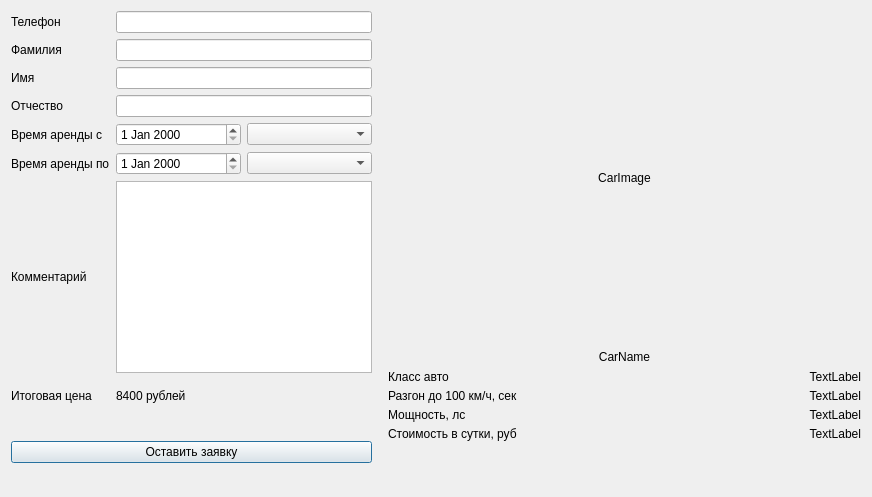
Before: the Qt Designer form ViewModels/MainApplicationViewModels/NestedViewModels/CarCard/carreservationform.ui in SisAdminNsk/CarRentalClient, drawn with Qt 5.
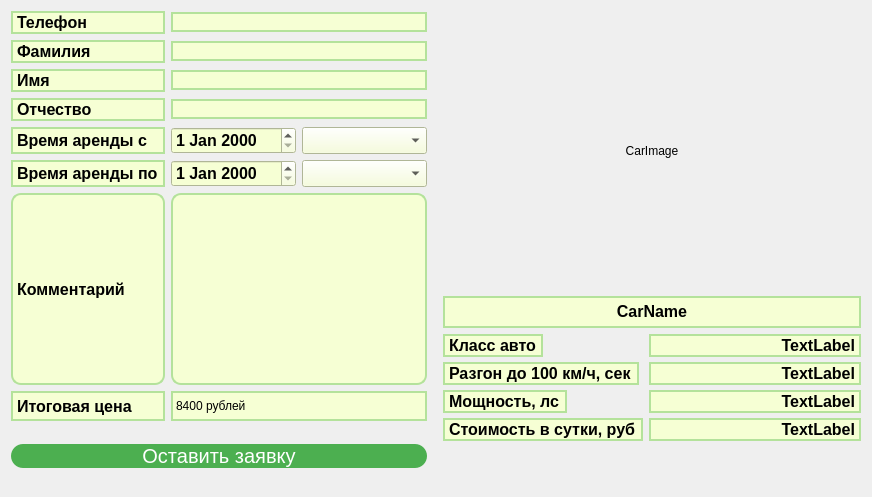
After: the same form once the commit is applied. Icons and pictures are not drawn.

```diff
--- a/ViewModels/MainApplicationViewModels/NestedViewModels/CarCard/carreservationform.ui
+++ b/ViewModels/MainApplicationViewModels/NestedViewModels/CarCard/carreservationform.ui
@@ -11,7 +11,14 @@
    </rect>
   </property>
   <property name="windowTitle">
-   <string>Dialog</string>
+   <string>CarRentalClient/CreateCarOrder</string>
+  </property>
+  <property name="windowIcon">
+   <iconset resource="../../../../resources.qrc">
+    <normaloff>:/media/Media/carsharingLogo.png</normaloff>:/media/Media/carsharingLogo.png</iconset>
+  </property>
+  <property name="styleSheet">
+   <string notr="true"/>
   </property>
   <layout class="QGridLayout" name="gridLayout_2">
    <item row="0" column="0">
@@ -19,10 +26,28 @@
      <item>
       <layout class="QGridLayout" name="gridLayout" rowstretch="0,0,0,0,0,0,0,0,0,0" columnstretch="1,0" rowminimumheight="0,0,0,0,0,0,0,0,0,0">
        <item row="3" column="1">
-        <widget class="QLineEdit" name="patronymicEdit"/>
+        <widget class="QLineEdit" name="patronymicEdit">
+         <property name="styleSheet">
+          <string notr="true">QLineEdit {
+	border: 1.5px solid rgb(180,226,155);
+	border-radius: 50px;
+	background-color: rgb(246, 255, 212);
+}</string>
+         </property>
+        </widget>
        </item>
        <item row="4" column="0">
         <widget class="QLabel" name="label_11">
+         <property name="styleSheet">
+          <string notr="true">QLabel {
+	border: 1.5px solid rgb(180,226,155);
+	border-radius: 50px;
+	background-color: rgb(246, 255, 212);
+}QLabel{
+	font-size: 12pt;
+	font-weight: 600;
+}</string>
+         </property>
          <property name="text">
           <string>Время аренды с</string>
          </property>
@@ -30,6 +55,16 @@
        </item>
        <item row="5" column="0">
         <widget class="QLabel" name="label_12">
+         <property name="styleSheet">
+          <string notr="true">QLabel {
+	border: 1.5px solid rgb(180,226,155);
+	border-radius: 50px;
+	background-color: rgb(246, 255, 212);
+}QLabel{
+	font-size: 12pt;
+	font-weight: 600;
+}</string>
+         </property>
          <property name="text">
           <string>Время аренды по</string>
          </property>
@@ -37,6 +72,16 @@
        </item>
        <item row="1" column="0">
         <widget class="QLabel" name="label_3">
+         <property name="styleSheet">
+          <string notr="true">QLabel {
+	border: 1.5px solid rgb(180,226,155);
+	border-radius: 50px;
+	background-color: rgb(246, 255, 212);
+}QLabel{
+	font-size: 12pt;
+	font-weight: 600;
+}</string>
+         </property>
          <property name="text">
           <string>Фамилия</string>
          </property>
@@ -44,13 +89,32 @@
        </item>
        <item row="0" column="0">
         <widget class="QLabel" name="label">
+         <property name="styleSheet">
+          <string notr="true">QLabel {
+	border: 1.5px solid rgb(180,226,155);
+	border-radius: 50px;
+	background-color: rgb(246, 255, 212);
+}
+QLabel{
+	font-size: 12pt;
+	font-weight: 600;
+}</string>
+         </property>
          <property name="text">
           <string>Телефон</string>
          </property>
         </widget>
        </item>
        <item row="2" column="1">
-        <widget class="QLineEdit" name="firstnameEdit"/>
+        <widget class="QLineEdit" name="firstnameEdit">
+         <property name="styleSheet">
+          <string notr="true">QLineEdit {
+	border: 1.5px solid rgb(180,226,155);
+	border-radius: 50px;
+	background-color: rgb(246, 255, 212);
+}</string>
+         </property>
+        </widget>
        </item>
        <item row="6" column="1">
         <widget class="QTextEdit" name="commentEdit">
@@ -60,13 +124,38 @@
            <verstretch>0</verstretch>
           </sizepolicy>
          </property>
+         <property name="styleSheet">
+          <string notr="true">QTextEdit {
+	border: 1.5px solid rgb(180,226,155);
+	border-radius: 10px;
+	background-color: rgb(246, 255, 212);
+}</string>
+         </property>
         </widget>
        </item>
        <item row="1" column="1">
-        <widget class="QLineEdit" name="surnameEdit"/>
+        <widget class="QLineEdit" name="surnameEdit">
+         <property name="styleSheet">
+          <string notr="true">QLineEdit {
+	border: 1.5px solid rgb(180,226,155);
+	border-radius: 50px;
+	background-color: rgb(246, 255, 212);	
+}</string>
+         </property>
+        </widget>
        </item>
        <item row="3" column="0">
         <widget class="QLabel" name="label_7">
+         <property name="styleSheet">
+          <string notr="true">QLabel {
+	border: 1.5px solid rgb(180,226,155);
+	border-radius: 50px;
+	background-color: rgb(246, 255, 212);
+}QLabel{
+	font-size: 12pt;
+	font-weight: 600;
+}</string>
+         </property>
          <property name="text">
           <string>Отчество</string>
          </property>
@@ -74,6 +163,16 @@
        </item>
        <item row="7" column="0">
         <widget class="QLabel" name="label_20">
+         <property name="styleSheet">
+          <string notr="true">QLabel {
+	border: 1.5px solid rgb(180,226,155);
+	border-radius: 50px;
+	background-color: rgb(246, 255, 212);
+}QLabel{
+	font-size: 12pt;
+	font-weight: 600;
+}</string>
+         </property>
          <property name="text">
           <string>Итоговая цена</string>
          </property>
@@ -81,6 +180,16 @@
        </item>
        <item row="6" column="0">
         <widget class="QLabel" name="label_13">
+         <property name="styleSheet">
+          <string notr="true">QLabel {
+	border: 1.5px solid rgb(180,226,155);
+	border-radius: 10px;
+	background-color: rgb(246, 255, 212);
+}QLabel{
+	font-size: 12pt;
+	font-weight: 600;
+}</string>
+         </property>
          <property name="text">
           <string>Комментарий</string>
          </property>
@@ -88,6 +197,13 @@
        </item>
        <item row="7" column="1">
         <widget class="QLabel" name="price">
+         <property name="styleSheet">
+          <string notr="true">QLabel {
+	border: 1.5px solid rgb(180,226,155);
+	border-radius: 50px;
+	background-color: rgb(246, 255, 212);
+}</string>
+         </property>
          <property name="text">
           <string>8400 рублей</string>
          </property>
@@ -96,30 +212,91 @@
        <item row="5" column="1">
         <layout class="QHBoxLayout" name="horizontalLayout_3">
          <item>
-          <widget class="QDateEdit" name="endLeaseDatePicker"/>
+          <widget class="QDateEdit" name="endLeaseDatePicker">
+           <property name="styleSheet">
+            <string notr="true"> QCalendarWidget QWidget { background-color: gray; } 
+            QCalendarWidget QAbstractItemView { color: black; } 
+            QCalendarWidget QAbstractItemView::section:selected { background-color: blue; }  
+            QCalendarWidget QAbstractItemView::section:selected:year { background-color: #ff0000; } 
+            QCalendarWidget QAbstractItemView::section:selected:month { background-color: #00ff00; }
+
+QDateEdit {
+	background-color: rgb(246, 255, 212);
+	font-size: 12pt;
+	font-weight: 600;
+}</string>
+           </property>
+          </widget>
          </item>
          <item>
-          <widget class="QComboBox" name="endLeaseTimePicker"/>
+          <widget class="QComboBox" name="endLeaseTimePicker">
+           <property name="styleSheet">
+            <string notr="true">background-color: rgb(246, 255, 212);
+font-size: 12pt;
+font-weight: 600;</string>
+           </property>
+          </widget>
          </item>
         </layout>
        </item>
        <item row="2" column="0">
         <widget class="QLabel" name="label_5">
+         <property name="styleSheet">
+          <string notr="true">QLabel {
+	border: 1.5px solid rgb(180,226,155);
+	border-radius: 50px;
+	background-color: rgb(246, 255, 212);
+}QLabel{
+	font-size: 12pt;
+	font-weight: 600;
+}</string>
+         </property>
          <property name="text">
           <string>Имя</string>
          </property>
         </widget>
        </item>
        <item row="0" column="1">
-        <widget class="QLineEdit" name="phoneEdit"/>
+        <widget class="QLineEdit" name="phoneEdit">
+         <property name="styleSheet">
+          <string notr="true">QLineEdit {
+	border: 1.5px solid rgb(180,226,155);
+	border-radius: 50px;
+	background-color: rgb(246, 255, 212);
+}</string>
+         </property>
+        </widget>
        </item>
        <item row="4" column="1">
         <layout class="QHBoxLayout" name="horizontalLayout_2">
          <item>
-          <widget class="QDateEdit" name="startLeaseDatePicker"/>
+          <widget class="QDateEdit" name="startLeaseDatePicker">
+           <property name="styleSheet">
+            <string notr="true"> QCalendarWidget QWidget { background-color: gray; } 
+            QCalendarWidget QAbstractItemView { color: black; } 
+            QCalendarWidget QAbstractItemView::section:selected { background-color: blue; }  
+            QCalendarWidget QAbstractItemView::section:selected:year { background-color: #ff0000; } 
+            QCalendarWidget QAbstractItemView::section:selected:month { background-color: #00ff00; }
+
+QDateEdit {
+	background-color: rgb(246, 255, 212);
+	font-size: 12pt;
+	font-weight: 600;
+}</string>
+           </property>
+           <property name="calendarPopup">
+            <bool>false</bool>
+           </property>
+          </widget>
          </item>
          <item>
-          <widget class="QComboBox" name="startLeaseTimePicker"/>
+          <widget class="QComboBox" name="startLeaseTimePicker">
+           <property name="styleSheet">
+            <string notr="true">background-color: rgb(246, 255, 212);
+font-size: 12pt;
+font-weight: 600;</string>
+           </property>
+          </widget>
          </item>
         </layout>
        </item>
@@ -131,6 +308,27 @@
            <verstretch>0</verstretch>
           </sizepolicy>
          </property>
+         <property name="styleSheet">
+          <string notr="true">QPushButton{
+	background-color: #4CAF50;
+	color: white;
+	border: none;
+	text-align: center;
+	text-decoration: none;
+	display: inline-block;
+	font-size: 20px;
+	cursor: pointer;
+	border-radius: 12px;
+}
+
+QPushButton:hover{
+	background-color: #45a049;
+}
+
+QPushButton:pressed{
+	background-color: #3e8e41;
+}</string>
+         </property>
          <property name="text">
           <string>Оставить заявку</string>
          </property>
@@ -168,6 +366,16 @@
        </item>
        <item>
         <widget class="QLabel" name="carName">
+         <property name="styleSheet">
+          <string notr="true">QLabel {
+	border: 1.5px solid rgb(180,226,155);
+	border-radius: 50px;
+	background-color: rgb(246, 255, 212);
+}QLabel{
+	font-size: 12pt;
+	font-weight: 600;
+}</string>
+         </property>
          <property name="text">
           <string>CarName</string>
          </property>
@@ -183,6 +391,16 @@
          </property>
          <item row="0" column="0">
           <widget class="QLabel" name="label_14">
+           <property name="styleSheet">
+            <string notr="true">QLabel {
+	border: 1.5px solid rgb(180,226,155);
+	border-radius: 50px;
+	background-color: rgb(246, 255, 212);
+}QLabel{
+	font-size: 12pt;
+	font-weight: 600;
+}</string>
+           </property>
            <property name="text">
             <string>Класс авто</string>
            </property>
@@ -190,6 +408,16 @@
          </item>
          <item row="0" column="1">
           <widget class="QLabel" name="carClass">
+           <property name="styleSheet">
+            <string notr="true">QLabel {
+	border: 1.5px solid rgb(180,226,155);
+	border-radius: 50px;
+	background-color: rgb(246, 255, 212);
+}QLabel{
+	font-size: 12pt;
+	font-weight: 600;
+}</string>
+           </property>
            <property name="text">
             <string>TextLabel</string>
            </property>
@@ -200,6 +428,16 @@
          </item>
          <item row="1" column="0">
           <widget class="QLabel" name="label_16">
+           <property name="styleSheet">
+            <string notr="true">QLabel {
+	border: 1.5px solid rgb(180,226,155);
+	border-radius: 50px;
+	background-color: rgb(246, 255, 212);
+}QLabel{
+	font-size: 12pt;
+	font-weight: 600;
+}</string>
+           </property>
            <property name="text">
             <string>Разгон до 100 км/ч, сек</string>
            </property>
@@ -207,6 +445,16 @@
          </item>
          <item row="1" column="1">
           <widget class="QLabel" name="carAceleration">
+           <property name="styleSheet">
+            <string notr="true">QLabel {
+	border: 1.5px solid rgb(180,226,155);
+	border-radius: 50px;
+	background-color: rgb(246, 255, 212);
+}QLabel{
+	font-size: 12pt;
+	font-weight: 600;
+}</string>
+           </property>
            <property name="text">
             <string>TextLabel</string>
            </property>
@@ -217,6 +465,16 @@
          </item>
          <item row="2" column="0">
           <widget class="QLabel" name="label_18">
+           <property name="styleSheet">
+            <string notr="true">QLabel {
+	border: 1.5px solid rgb(180,226,155);
+	border-radius: 50px;
+	background-color: rgb(246, 255, 212);
+}QLabel{
+	font-size: 12pt;
+	font-weight: 600;
+}</string>
+           </property>
            <property name="text">
             <string>Мощность, лс</string>
            </property>
@@ -224,6 +482,16 @@
          </item>
          <item row="2" column="1">
           <widget class="QLabel" name="carPower">
+           <property name="styleSheet">
+            <string notr="true">QLabel {
+	border: 1.5px solid rgb(180,226,155);
+	border-radius: 50px;
+	background-color: rgb(246, 255, 212);
+}QLabel{
+	font-size: 12pt;
+	font-weight: 600;
+}</string>
+           </property>
            <property name="text">
             <string>TextLabel</string>
            </property>
@@ -234,6 +502,16 @@
          </item>
          <item row="3" column="0">
           <widget class="QLabel" name="label_2">
+           <property name="styleSheet">
+            <string notr="true">QLabel {
+	border: 1.5px solid rgb(180,226,155);
+	border-radius: 50px;
+	background-color: rgb(246, 255, 212);
+}QLabel{
+	font-size: 12pt;
+	font-weight: 600;
+}</string>
+           </property>
            <property name="text">
             <string>Стоимость в сутки, руб</string>
            </property>
@@ -241,6 +519,16 @@
          </item>
          <item row="3" column="1">
           <widget class="QLabel" name="carPrice">
+           <property name="styleSheet">
+            <string notr="true">QLabel {
+	border: 1.5px solid rgb(180,226,155);
+	border-radius: 50px;
+	background-color: rgb(246, 255, 212);
+}QLabel{
+	font-size: 12pt;
+	font-weight: 600;
+}</string>
+           </property>
            <property name="text">
             <string>TextLabel</string>
            </property>
```
Left out of the diff: 4 changed lines with no effect on the pictures.
